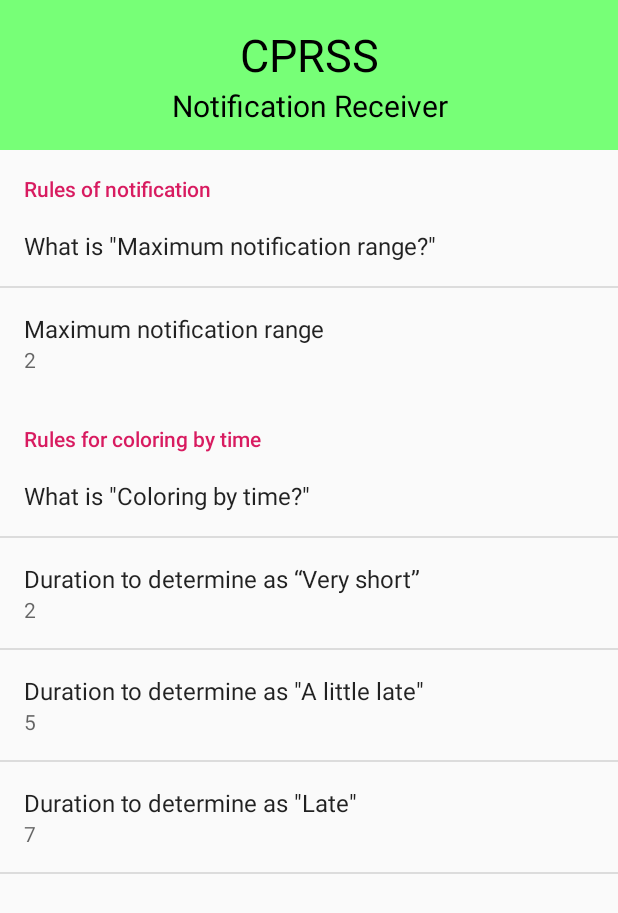
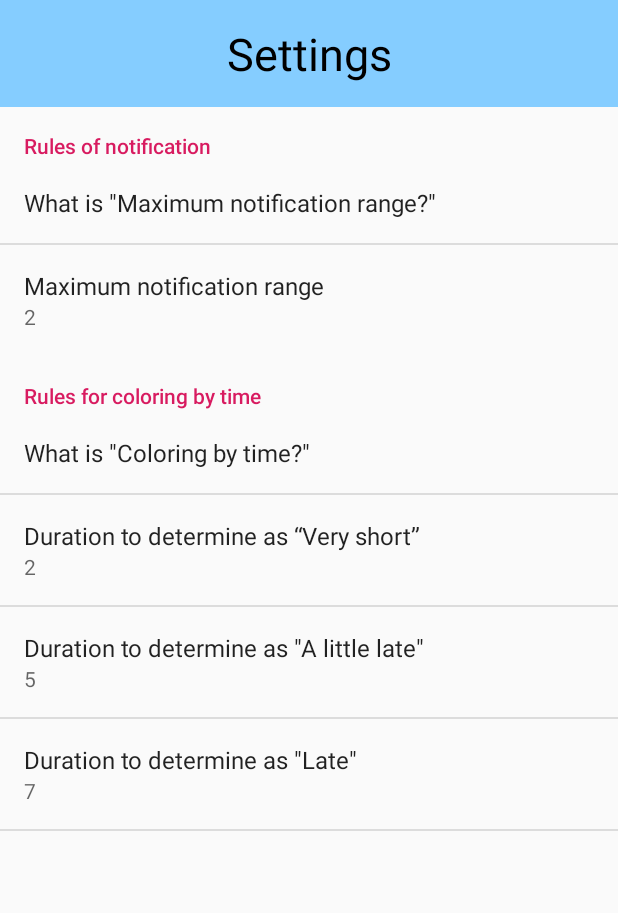
Before and after one commit to webiot-c/android_application, an Android app: the SettingsActivity screen opened directly, with no data from a screen before it, on a phone screen of 412 x 824 dp. Shown: the top 913 px of the screen. Run offline under Robolectric (Android 15) with nearby library versions, the phone set to English and light mode, and no system bars.

Commit message:
[edit] 設定画面追加。

```diff
--- a/app/src/main/res/layout/activity_settings.xml
+++ b/app/src/main/res/layout/activity_settings.xml
@@ -16,28 +16,18 @@
             android:id="@+id/title_area"
             android:layout_width="match_parent"
             android:layout_height="wrap_content"
-            android:background="@color/noaedinfo"
-            android:orientation="vertical">
+            android:background="@color/otherUI"
+            android:orientation="vertical"
+            android:padding="15dp">
 
             <TextView
                 android:id="@+id/service_name"
                 android:layout_width="match_parent"
                 android:layout_height="match_parent"
-                android:layout_marginTop="16dp"
-                android:text="@string/common_service_name"
+                android:text="@string/set_title"
                 android:textAlignment="center"
                 android:textColor="@color/noaedinfo_fore"
-                android:textSize="30dp" />
-
-            <TextView
-                android:id="@+id/app_title"
-                android:layout_width="match_parent"
-                android:layout_height="wrap_content"
-                android:layout_marginBottom="16dp"
-                android:text="@string/common_app_title"
-                android:textAlignment="center"
-                android:textColor="@color/noaedinfo_fore"
-                android:textSize="20dp" />
+                android:textSize="30sp" />
 
         </LinearLayout>
 
```
Also changed, not shown: app/src/main/java/com/webiot_c/cprss_notifi_recv/app/SettingActivityFragment.java (+34 -1 lines).
